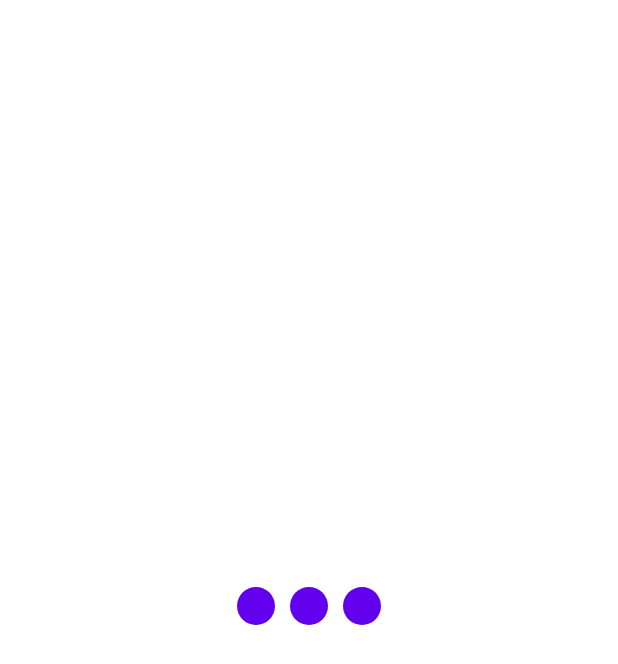
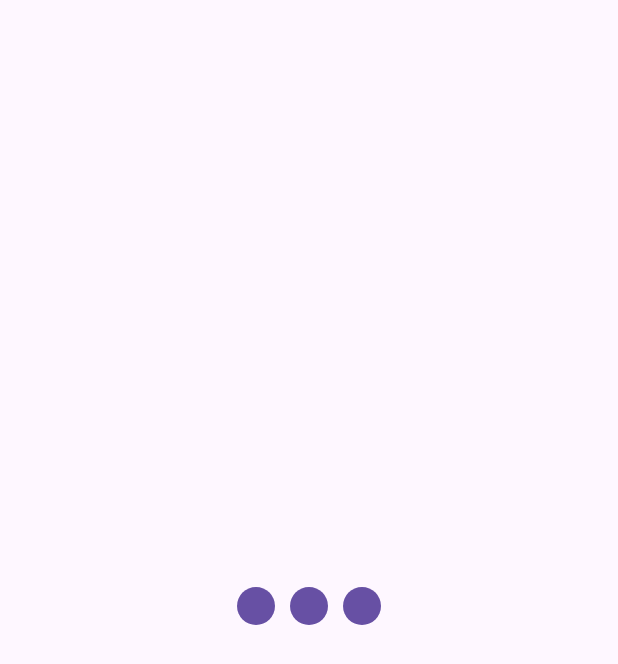
Before and after one commit to luntikius/BetterOrioksMultiplatform, an Android app built with Jetpack Compose: the LoadingScreen screen opened through its navigation route, on a phone screen of 412 x 824 dp. Shown: the top 664 px of the screen. Run offline under Robolectric (Android 15) with nearby library versions, the phone set to English and light mode, and no system bars; our stand-ins replace Compose Multiplatform resources; 3 statements that could not run were skipped.

Commit message:
- added theme.kt

```diff
--- a/composeApp/build.gradle.kts
+++ b/composeApp/build.gradle.kts
@@ -36,11 +36,12 @@ kotlin {
         commonMain.dependencies {
             implementation(compose.runtime)
             implementation(compose.foundation)
-            implementation(compose.material)
+            implementation(compose.material3)
             implementation(compose.ui)
             implementation(compose.components.resources)
             implementation(compose.components.uiToolingPreview)
             implementation(libs.navigation.compose)
+            implementation(libs.kotlinx.datetime)
         }
     }
 }
--- a/composeApp/src/commonMain/composeResources/values/strings.xml
+++ b/composeApp/src/commonMain/composeResources/values/strings.xml
@@ -113,7 +113,7 @@
     <string name="Semester">Семестр</string>
 
 <!--    new-->
-    <plurals name="window_minutes">
+    <plurals name="gap_minutes">
         <item quantity="one">Окно %1$d минута</item>
         <item quantity="few">Окно %1$d минуты</item>
         <item quantity="other">Окно %1$d минут</item>
--- a/composeApp/src/commonMain/kotlin/App.kt
+++ b/composeApp/src/commonMain/kotlin/App.kt
@@ -1,5 +1,5 @@
-import androidx.compose.material.MaterialTheme
-import androidx.compose.runtime.*
+import androidx.compose.material3.MaterialTheme
+import androidx.compose.runtime.Composable
 import org.jetbrains.compose.ui.tooling.preview.Preview
 
 @Composable
--- a/composeApp/src/commonMain/kotlin/BetterOrioksApp.kt
+++ b/composeApp/src/commonMain/kotlin/BetterOrioksApp.kt
@@ -1,6 +1,6 @@
 import androidx.compose.foundation.layout.fillMaxSize
 import androidx.compose.foundation.layout.padding
-import androidx.compose.material.Scaffold
+import androidx.compose.material3.Scaffold
 import androidx.compose.runtime.Composable
 import androidx.compose.runtime.getValue
 import androidx.compose.ui.Modifier
--- a/composeApp/src/commonMain/kotlin/model/ScheduleElement.kt
+++ b/composeApp/src/commonMain/kotlin/model/ScheduleElement.kt
@@ -1,4 +1,6 @@
 package model
+
+import kotlinx.datetime.LocalTime
 
 interface ScheduleElement {
     val day: Int
@@ -8,11 +10,11 @@ interface ScheduleElement {
 data class ScheduleClass (
     override val day: Int = 0,
     override val number: Int = 0,
-    var from: String = "",
-    var to: String = "",
+    val fromTime: LocalTime = LocalTime(11,11),
+    val toTime: LocalTime = LocalTime(12,46),
     val type: String = "Пара",
-    val name: String = "",
-    val teacher: String = "",
+    val subject: String = "Название предмета",
+    val teacher: String = "Учитель",
     val room: String = "",
 ): ScheduleElement
 
--- a/composeApp/src/commonMain/kotlin/ui/common/Loading.kt
+++ b/composeApp/src/commonMain/kotlin/ui/common/Loading.kt
@@ -15,8 +15,8 @@ import androidx.compose.foundation.layout.fillMaxSize
 import androidx.compose.foundation.layout.padding
 import androidx.compose.foundation.layout.size
 import androidx.compose.foundation.shape.CircleShape
-import androidx.compose.material.MaterialTheme
-import androidx.compose.material.Text
+import androidx.compose.material3.MaterialTheme
+import androidx.compose.material3.Text
 import androidx.compose.runtime.Composable
 import androidx.compose.runtime.LaunchedEffect
 import androidx.compose.runtime.remember
@@ -53,7 +53,7 @@ fun LoadingScreen(
 fun LoadingAnimation(
     modifier: Modifier = Modifier,
     circleSize: Dp = 25.dp,
-    circleColor: Color = MaterialTheme.colors.primary,
+    circleColor: Color = MaterialTheme.colorScheme.primary,
     spaceBetween: Dp = 10.dp,
     travelDistance: Dp = 20.dp
 ) {
--- a/composeApp/src/commonMain/kotlin/ui/common/Spacers.kt
+++ b/composeApp/src/commonMain/kotlin/ui/common/Spacers.kt
@@ -8,15 +8,15 @@ import androidx.compose.ui.unit.dp
 
 @Composable
 fun SmallSpacer(){
+    Spacer(modifier = Modifier.size(4.dp))
+}
+
+@Composable
+fun MediumSpacer(){
     Spacer(modifier = Modifier.size(8.dp))
 }
 
 @Composable
-fun MediumSpacer(){
+fun LargeSpacer(){
     Spacer(modifier = Modifier.size(16.dp))
 }
-
-@Composable
-fun LargeSpacer(){
-    Spacer(modifier = Modifier.size(32.dp))
-}
--- a/composeApp/src/commonMain/kotlin/ui/scheduleScreen/ScheduleScreen.kt
+++ b/composeApp/src/commonMain/kotlin/ui/scheduleScreen/ScheduleScreen.kt
@@ -3,35 +3,47 @@ package ui.scheduleScreen
 import androidx.compose.foundation.layout.Arrangement
 import androidx.compose.foundation.layout.Column
 import androidx.compose.foundation.layout.Row
+import androidx.compose.foundation.layout.Spacer
 import androidx.compose.foundation.layout.defaultMinSize
 import androidx.compose.foundation.layout.fillMaxWidth
 import androidx.compose.foundation.layout.padding
 import androidx.compose.foundation.layout.size
-import androidx.compose.material.Icon
-import androidx.compose.material.MaterialTheme
-import androidx.compose.material.Text
+import androidx.compose.foundation.layout.wrapContentHeight
+import androidx.compose.foundation.layout.wrapContentSize
+import androidx.compose.foundation.shape.CircleShape
+import androidx.compose.material3.Card
+import androidx.compose.material3.Icon
+import androidx.compose.material3.MaterialTheme
+import androidx.compose.material3.Surface
+import androidx.compose.material3.Text
 import androidx.compose.runtime.Composable
 import androidx.compose.ui.Alignment
 import androidx.compose.ui.Modifier
+import androidx.compose.ui.graphics.Color
 import androidx.compose.ui.unit.dp
+import androidx.compose.ui.unit.sp
 import betterorioks.composeapp.generated.resources.Res
+import betterorioks.composeapp.generated.resources.gap_minutes
+import betterorioks.composeapp.generated.resources.room_number
 import betterorioks.composeapp.generated.resources.scheldule
-import betterorioks.composeapp.generated.resources.window_minutes
 import model.ScheduleClass
 import model.ScheduleElement
 import model.ScheduleGap
 import org.jetbrains.compose.resources.painterResource
 import org.jetbrains.compose.resources.pluralStringResource
+import org.jetbrains.compose.resources.stringResource
 import org.jetbrains.compose.ui.tooling.preview.Preview
+import ui.common.MediumSpacer
 import ui.common.SmallSpacer
 
 private const val MIN_SCHEDULE_ITEM_HEIGHT = 72
+private const val CHANGEABLE = 3
 
 @Composable
 fun ScheduleItem(scheduleElement: ScheduleElement, recalculateWindows: (Int,Int) -> Unit){
     when (scheduleElement) {
         is ScheduleClass -> ClassItem(scheduleElement, recalculateWindows)
-        is ScheduleGap -> WindowItem(scheduleElement)
+        is ScheduleGap -> GapItem(scheduleElement)
         else -> throw IllegalArgumentException()
     }
 }
@@ -42,11 +54,71 @@ fun ClassItem(
     recalculateWindows: (Int, Int) -> Unit,
     modifier: Modifier = Modifier
 ) {
-
+    Card(
+        modifier = Modifier
+            .fillMaxWidth()
+            .wrapContentHeight()
+            .padding(horizontal = 16.dp)
+            .defaultMinSize(minHeight = MIN_SCHEDULE_ITEM_HEIGHT.dp)
+    ) {
+        Column(
+            modifier = Modifier
+                .padding(horizontal = 16.dp, vertical = 8.dp)
+        ) {
+            Row(
+                verticalAlignment = Alignment.CenterVertically
+            ) {
+                CircleNumber(scheduleClass.number)
+                SmallSpacer()
+                Text(
+                    text = scheduleClass.type,
+                    fontSize = 14.sp,
+                    modifier = Modifier
+                        .padding(4.dp)
+                        .wrapContentSize(Alignment.Center)
+                )
+                Spacer(modifier = Modifier.weight(1f))
+                Text(text = "${scheduleClass.fromTime} - ${scheduleClass.toTime}")
+            }
+            MediumSpacer()
+            Text(
+                text = scheduleClass.subject,
+                modifier = Modifier.padding(horizontal = 8.dp)
+            )
+            Text(
+                text = scheduleClass.teacher,
+                fontSize = 14.sp,
+                modifier = Modifier.padding(horizontal = 8.dp)
+            )
+            MediumSpacer()
+            Text(
+                text = stringResource(Res.string.room_number, scheduleClass.room),
+                style = MaterialTheme.typography.labelMedium,
+                modifier = Modifier.padding(horizontal = 8.dp)
+            )
+            MediumSpacer()
+        }
+    }
 }
 
 @Composable
-fun WindowItem(
+fun CircleNumber(number: Int, modifier: Modifier = Modifier, color: Color = MaterialTheme.colorScheme.surfaceVariant) {
+    Surface(
+        shape = CircleShape,
+        modifier = modifier.size(26.dp),
+        color = color
+    ) {
+        Text(
+            text = number.toString(),
+            fontSize = 14.sp,
+            modifier = Modifier
+                .wrapContentSize(Alignment.Center)
+        )
+    }
+}
+
+@Composable
+fun GapItem(
     scheduleGap: ScheduleGap,
     modifier: Modifier = Modifier
 ) {
@@ -61,36 +133,48 @@ fun WindowItem(
         Icon(
             painter = painterResource(Res.drawable.scheldule),
             contentDescription = null,
-            tint = MaterialTheme.colors.primary,
+            tint = MaterialTheme.colorScheme.primary,
             modifier = Modifier.size(32.dp)
         )
-        SmallSpacer()
+        MediumSpacer()
         Text(
-            pluralStringResource(Res.plurals.window_minutes, scheduleGap.windowDuration, scheduleGap.windowDuration)
+            pluralStringResource(Res.plurals.gap_minutes, scheduleGap.windowDuration, scheduleGap.windowDuration)
         )
     }
 }
 
 @Preview
 @Composable
-fun WindowItemsPreview() {
+fun ScheduleItemsPreview() {
     Column {
-        WindowItem(
+        GapItem(
             scheduleGap = ScheduleGap(windowDuration = 1)
         )
-        WindowItem(
+        ClassItem(
+            scheduleClass = ScheduleClass(),
+            recalculateWindows = {_,_ ->}
+        )
+        GapItem(
             scheduleGap = ScheduleGap(windowDuration = 2)
         )
-        WindowItem(
+        ClassItem(
+            scheduleClass = ScheduleClass(),
+            recalculateWindows = {_,_ ->}
+        )
+        GapItem(
             scheduleGap = ScheduleGap(windowDuration = 3)
         )
-        WindowItem(
+        ClassItem(
+            scheduleClass = ScheduleClass(),
+            recalculateWindows = {_,_ ->}
+        )
+        GapItem(
             scheduleGap = ScheduleGap(windowDuration = 5)
         )
-        WindowItem(
+        GapItem(
             scheduleGap = ScheduleGap(windowDuration = 11)
         )
-        WindowItem(
+        GapItem(
             scheduleGap = ScheduleGap(windowDuration = 31)
         )
     }
@@ -98,5 +182,7 @@ fun WindowItemsPreview() {
 
 @Composable
 fun ScheduleScreen() {
-    WindowItemsPreview()
+    Surface (color = Color.Black) {
+        ScheduleItemsPreview()
+    }
 }
--- a/gradle/libs.versions.toml
+++ b/gradle/libs.versions.toml
@@ -9,11 +9,14 @@ androidx-constraintlayout = "2.1.4"
 androidx-core-ktx = "1.13.1"
 androidx-espresso-core = "3.6.1"
 androidx-material = "1.12.0"
+androidx-material3 = "1.3.0-beta04"
 androidx-test-junit = "1.2.1"
 compose-plugin = "1.6.11"
 junit = "4.13.2"
 kotlin = "2.0.0"
 navigationCompose = "2.7.0-alpha07"
+kotlinx-datetime = "0.6.0"
+material3Android = "1.2.1"
 
 [libraries]
 kotlin-test = { module = "org.jetbrains.kotlin:kotlin-test", version.ref = "kotlin" }
@@ -27,6 +30,8 @@ androidx-material = { group = "com.google.android.material", name = "material",
 androidx-constraintlayout = { group = "androidx.constraintlayout", name = "constraintlayout", version.ref = "androidx-constraintlayout" }
 androidx-activity-compose = { module = "androidx.activity:activity-compose", version.ref = "androidx-activityCompose" }
 navigation-compose = { module = "org.jetbrains.androidx.navigation:navigation-compose", version.ref = "navigationCompose" }
+kotlinx-datetime = { module = "org.jetbrains.kotlinx:kotlinx-datetime", version.ref = "kotlinx-datetime"}
+androidx-material3-android = { group = "androidx.compose.material3", name = "material3-android", version.ref = "material3Android" }
 
 [plugins]
 androidApplication = { id = "com.android.application", version.ref = "agp" }
```
Also changed, not shown: composeApp/src/commonMain/kotlin/ui/theme/theme.kt (added, +35 -0 lines).
